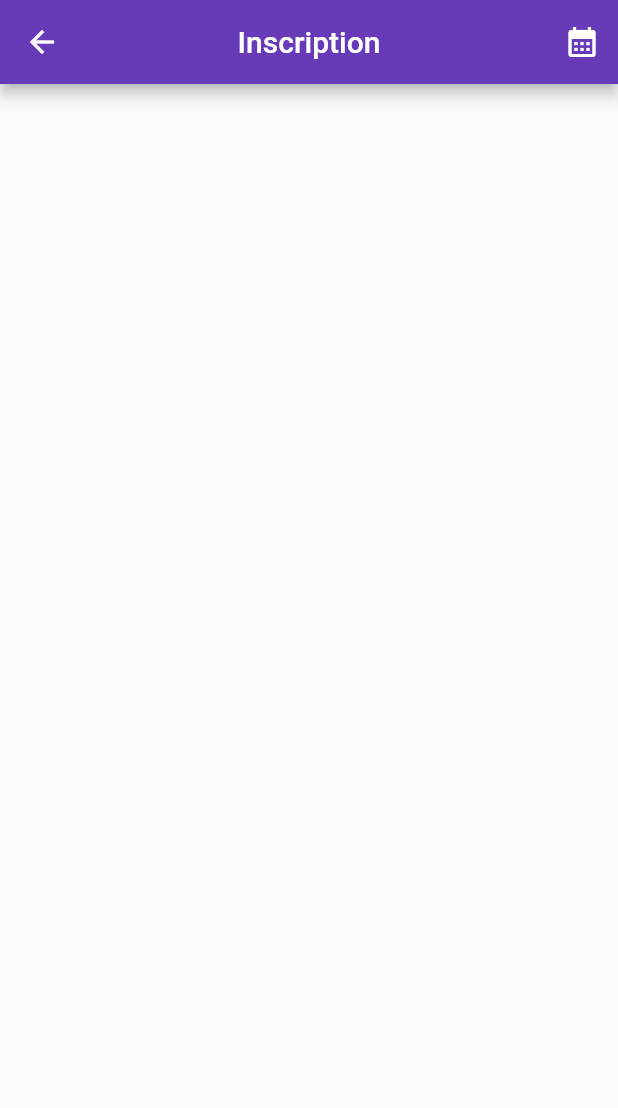
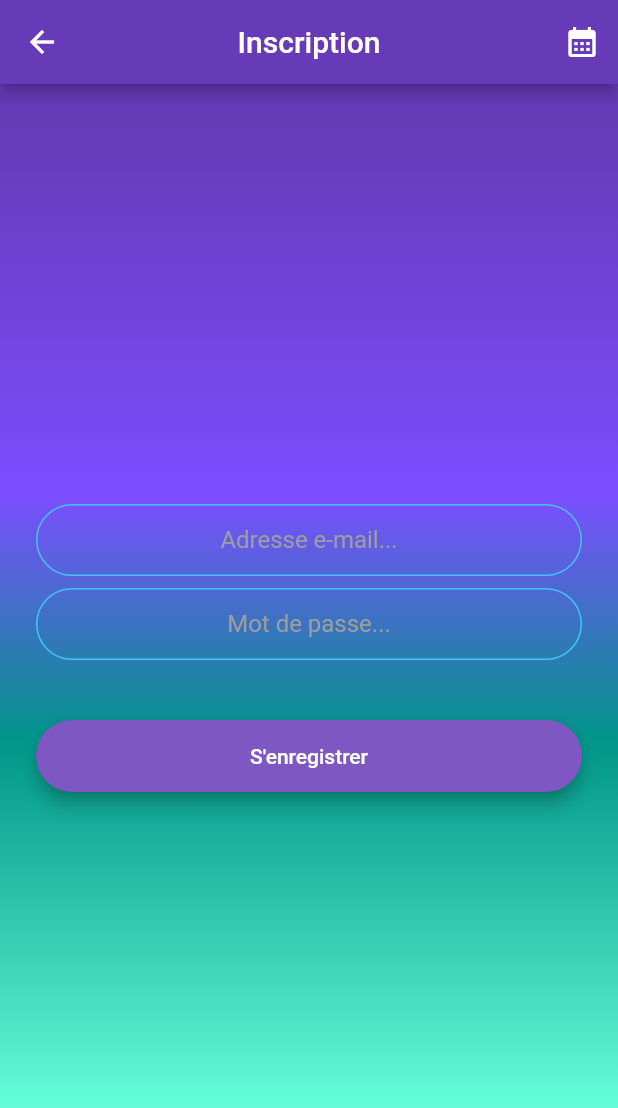
Before and after one commit to Cyril-lamirand/flutter_a5, a Flutter app: the Register screen opened by its route, on a phone screen of 412 x 824 dp. Shown: the top 1108 px of the screen. Run offline on Flutter 3.47's test engine with Material 2 defaults, Android fonts, the phone set to English and light mode, and no system bars; our stand-ins replace firebase_auth, firebase_core, modal_progress_hud; accounts and stored records are empty.

Commit message:
[ADD] Register working
Update :
- Register Screen
- Welcome Screen

Add Dependencies :
- Modal_Progress_HUD

Update Dependencies :
- Pubspec.yaml

Removing :
- Theme (too much deprecated object)

```diff
--- a/lib/client/screens/register.dart
+++ b/lib/client/screens/register.dart
@@ -1,6 +1,30 @@
 import 'package:flutter/material.dart';
 // TOP : AppBarWidget
 import '../widgets/appBarWidget.dart';
+// Firebase
+import 'package:firebase_auth/firebase_auth.dart';
+// Modal HUD
+import 'package:modal_progress_hud/modal_progress_hud.dart';
+// Widget Button
+import '../widgets/roundedButton.dart';
+
+//code for designing the UI of our text field where the user writes his email id or password
+const kTextFieldDecoration = InputDecoration(
+  hintText: 'Saisir...',
+  hintStyle: TextStyle(color: Colors.grey),
+  contentPadding: EdgeInsets.symmetric(vertical: 10.0, horizontal: 20.0),
+  border: OutlineInputBorder(
+    borderRadius: BorderRadius.all(Radius.circular(32.0)),
+  ),
+  enabledBorder: OutlineInputBorder(
+    borderSide: BorderSide(color: Colors.lightBlueAccent, width: 1.0),
+    borderRadius: BorderRadius.all(Radius.circular(32.0)),
+  ),
+  focusedBorder: OutlineInputBorder(
+    borderSide: BorderSide(color: Colors.lightBlueAccent, width: 2.0),
+    borderRadius: BorderRadius.all(Radius.circular(32.0)),
+  ),
+);
 
 class Register extends StatefulWidget {
   @override
@@ -8,10 +32,93 @@ class Register extends StatefulWidget {
 }
 
 class _RegisterState extends State<Register> {
+  final _auth = FirebaseAuth.instance;
+  late String email;
+  late String password;
+  bool showSpinner = false;
   @override
   Widget build(BuildContext context) {
-    return Scaffold(
-      appBar: AppBarWidget(title: "Inscription"),
+    return Container(
+      decoration: const BoxDecoration(
+          gradient: LinearGradient(
+            begin: Alignment.topCenter,
+            end: Alignment.bottomCenter,
+            stops: [0.1, 0.4, 0.6, 0.9],
+            colors: [
+              Colors.deepPurple,
+              Colors.deepPurpleAccent,
+              Colors.teal,
+              Colors.tealAccent,
+            ],
+          )
+      ),
+      child: Scaffold(
+        backgroundColor: Colors.transparent,
+        appBar: const AppBarWidget(title: "Inscription"),
+        body: ModalProgressHUD(
+          inAsyncCall: showSpinner,
+          child: Padding(
+            padding: EdgeInsets.symmetric(horizontal: 24.0),
+            child: Column(
+              mainAxisAlignment: MainAxisAlignment.center,
+              crossAxisAlignment: CrossAxisAlignment.stretch,
+              children: <Widget>[
+                TextField(
+                  keyboardType: TextInputType.emailAddress,
+                  textAlign: TextAlign.center,
+                  onChanged: (value) {
+                    email = value;
+                    // Do something with the email input
+                  },
+                  decoration: kTextFieldDecoration.copyWith(
+                    hintText: 'Adresse e-mail...'
+                  ),
+                ),
+                const SizedBox(
+                  height: 8.0,
+                ),
+                TextField(
+                  obscureText: true,
+                  textAlign: TextAlign.center,
+                  onChanged: (value) {
+                    password = value;
+                    // Do something with the password input
+                  },
+                  decoration: kTextFieldDecoration.copyWith(
+                    hintText: 'Mot de passe...'
+                  )
+                ),
+                const SizedBox(
+                  height: 24.0,
+                ),
+                RoundedButton(
+                  colour: Colors.deepPurple.shade400,
+                  title: "S\'enregistrer",
+                  onPressed: () async {
+                    setState(() {
+                      showSpinner = true;
+                    });
+                    try {
+                      final newUser = await _auth.createUserWithEmailAndPassword(email: email, password: password);
+                      if (newUser != null) {
+                        Navigator.pushNamed(context, 'home_screen');
+                      }
+                    } catch(e) {
+                      print(e);
+                    }
+                    setState(() {
+                      showSpinner = false;
+                    });
+                  }
+                )
+              ],
+            )
+
+          )
+        )
+
+      )
     );
+
   }
 }
--- a/lib/client/screens/welcome.dart
+++ b/lib/client/screens/welcome.dart
@@ -11,7 +11,6 @@ class _WelcomeState extends State<Welcome> {
   @override
   Widget build(BuildContext context) {
     return Container(
-      height: 750,
       decoration: const BoxDecoration(
         gradient: LinearGradient(
           begin: Alignment.topCenter,
--- a/pubspec.yaml
+++ b/pubspec.yaml
@@ -37,6 +37,7 @@ dependencies:
   cupertino_icons: ^1.0.2
   firebase_core: ^2.5.0
   firebase_auth: ^4.2.6
+  modal_progress_hud: ^0.1.3
 
 dev_dependencies:
   flutter_test:
```
Also changed, not shown: lib/themes/appTheme.dart (+7 -7 lines), pubspec.lock.
